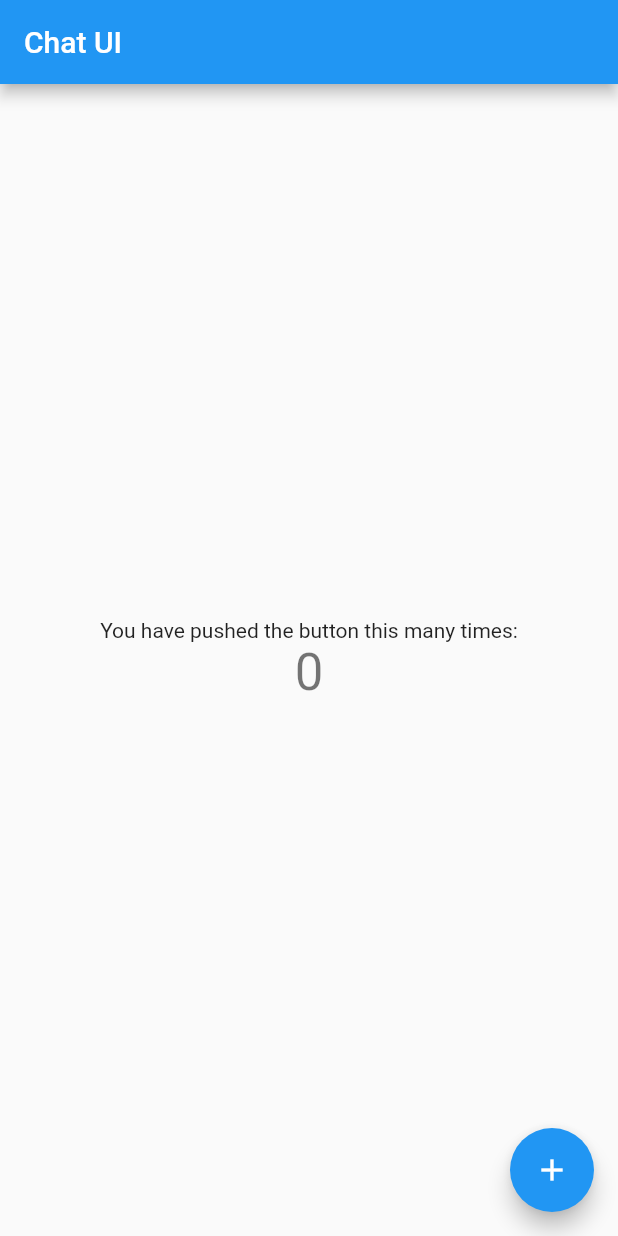
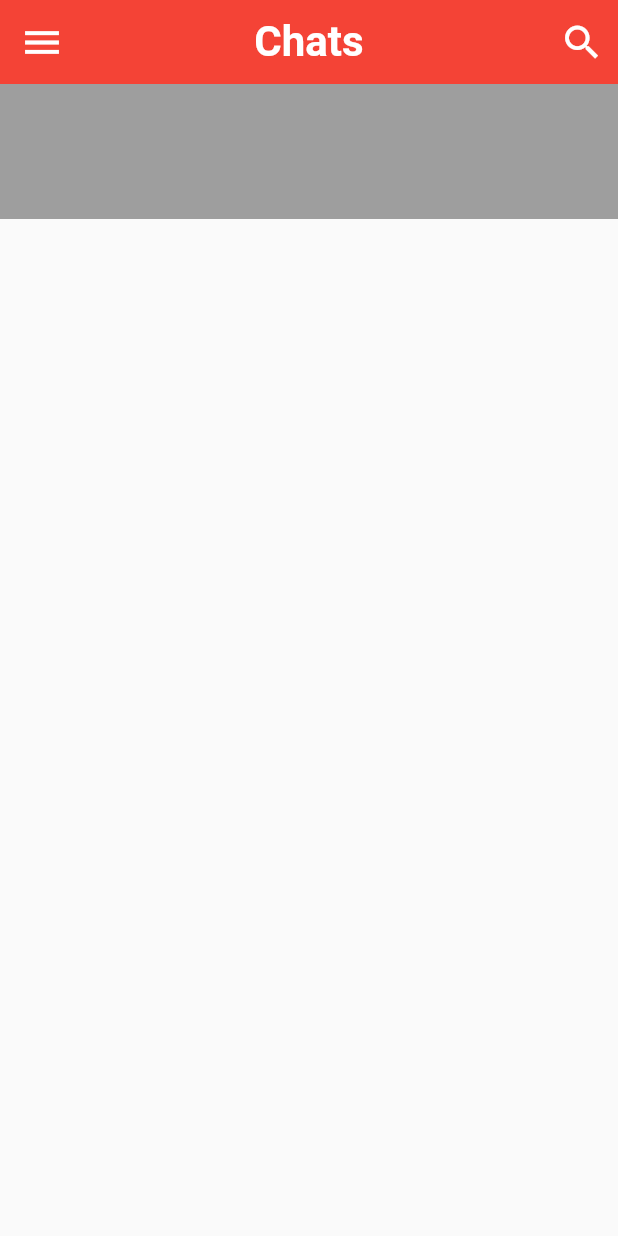
Before and after one commit to tamathecxder/chat_ui, a Flutter app: the screen it shows after launch, on a phone screen of 412 x 824 dp. Run offline on Flutter 3.47's test engine with Material 2 defaults, Android fonts, the phone set to English and light mode, and no system bars.

Commit message:
Membuat struktur awal untuk appbar

```diff
--- a/lib/main.dart
+++ b/lib/main.dart
@@ -1,115 +1,25 @@
+import 'package:chat_ui/screens/home_screen.dart';
 import 'package:flutter/material.dart';
 
-void main() {
-  runApp(const MyApp());
+void main(List<String> args) {
+  runApp(MyApp());
 }
 
 class MyApp extends StatelessWidget {
   const MyApp({super.key});
 
-  // This widget is the root of your application.
   @override
   Widget build(BuildContext context) {
     return MaterialApp(
-      title: 'Flutter Demo',
+      debugShowCheckedModeBanner: false,
+      title: "Chat UI",
       theme: ThemeData(
-        // This is the theme of your application.
-        //
-        // Try running your application with "flutter run". You'll see the
-        // application has a blue toolbar. Then, without quitting the app, try
-        // changing the primarySwatch below to Colors.green and then invoke
-        // "hot reload" (press "r" in the console where you ran "flutter run",
-        // or simply save your changes to "hot reload" in a Flutter IDE).
-        // Notice that the counter didn't reset back to zero; the application
-        // is not restarted.
-        primarySwatch: Colors.blue,
+        colorScheme: ColorScheme.fromSwatch().copyWith(
+          secondary: Color(0xFFFEF9EB),
+          primary: Colors.red,
+        ),
       ),
-      home: const MyHomePage(title: 'Chat UI'),
+      home: const HomeScreen(),
     );
   }
 }
-
-class MyHomePage extends StatefulWidget {
-  const MyHomePage({super.key, required this.title});
-
-  // This widget is the home page of your application. It is stateful, meaning
-  // that it has a State object (defined below) that contains fields that affect
-  // how it looks.
-
-  // This class is the configuration for the state. It holds the values (in this
-  // case the title) provided by the parent (in this case the App widget) and
-  // used by the build method of the State. Fields in a Widget subclass are
-  // always marked "final".
-
-  final String title;
-
-  @override
-  State<MyHomePage> createState() => _MyHomePageState();
-}
-
-class _MyHomePageState extends State<MyHomePage> {
-  int _counter = 0;
-
-  void _incrementCounter() {
-    setState(() {
-      // This call to setState tells the Flutter framework that something has
-      // changed in this State, which causes it to rerun the build method below
-      // so that the display can reflect the updated values. If we changed
-      // _counter without calling setState(), then the build method would not be
-      // called again, and so nothing would appear to happen.
-      _counter++;
-    });
-  }
-
-  @override
-  Widget build(BuildContext context) {
-    // This method is rerun every time setState is called, for instance as done
-    // by the _incrementCounter method above.
-    //
-    // The Flutter framework has been optimized to make rerunning build methods
-    // fast, so that you can just rebuild anything that needs updating rather
-    // than having to individually change instances of widgets.
-    return Scaffold(
-      appBar: AppBar(
-        // Here we take the value from the MyHomePage object that was created by
-        // the App.build method, and use it to set our appbar title.
-        title: Text(widget.title),
-      ),
-      body: Center(
-        // Center is a layout widget. It takes a single child and positions it
-        // in the middle of the parent.
-        child: Column(
-          // Column is also a layout widget. It takes a list of children and
-          // arranges them vertically. By default, it sizes itself to fit its
-          // children horizontally, and tries to be as tall as its parent.
-          //
-          // Invoke "debug painting" (press "p" in the console, choose the
-          // "Toggle Debug Paint" action from the Flutter Inspector in Android
-          // Studio, or the "Toggle Debug Paint" command in Visual Studio Code)
-          // to see the wireframe for each widget.
-          //
-          // Column has various properties to control how it sizes itself and
-          // how it positions its children. Here we use mainAxisAlignment to
-          // center the children vertically; the main axis here is the vertical
-          // axis because Columns are vertical (the cross axis would be
-          // horizontal).
-          mainAxisAlignment: MainAxisAlignment.center,
-          children: <Widget>[
-            const Text(
-              'You have pushed the button this many times:',
-            ),
-            Text(
-              '$_counter',
-              style: Theme.of(context).textTheme.headline4,
-            ),
-          ],
-        ),
-      ),
-      floatingActionButton: FloatingActionButton(
-        onPressed: _incrementCounter,
-        tooltip: 'Increment',
-        child: const Icon(Icons.add),
-      ), // This trailing comma makes auto-formatting nicer for build methods.
-    );
-  }
-}
--- /dev/null
+++ b/lib/screens/home_screen.dart
@@ -0,0 +1,60 @@
+import 'package:flutter/material.dart';
+
+class HomeScreen extends StatefulWidget {
+  const HomeScreen({super.key});
+
+  @override
+  State<HomeScreen> createState() => _HomeScreenState();
+}
+
+class _HomeScreenState extends State<HomeScreen> {
+  @override
+  Widget build(BuildContext context) {
+    return Scaffold(
+      appBar: AppBar(
+        leading: IconButton(
+          icon: Icon(Icons.menu),
+          color: Colors.white,
+          iconSize: 30.0,
+          onPressed: () {},
+        ),
+        elevation: 0.0,
+        centerTitle: true,
+        title: const Text(
+          "Chats",
+          style: TextStyle(fontSize: 28.0, fontWeight: FontWeight.bold),
+        ),
+        actions: [
+          IconButton(
+            icon: Icon(Icons.search),
+            color: Colors.white,
+            iconSize: 30.0,
+            onPressed: () {},
+          ),
+        ],
+      ),
+      body: Column(
+        children: [CategorySelector()],
+      ),
+    );
+  }
+}
+
+class CategorySelector extends StatefulWidget {
+  const CategorySelector({
+    Key? key,
+  }) : super(key: key);
+
+  @override
+  State<CategorySelector> createState() => _CategorySelectorState();
+}
+
+class _CategorySelectorState extends State<CategorySelector> {
+  @override
+  Widget build(BuildContext context) {
+    return Container(
+      height: 90.0,
+      color: Colors.grey,
+    );
+  }
+}
```
